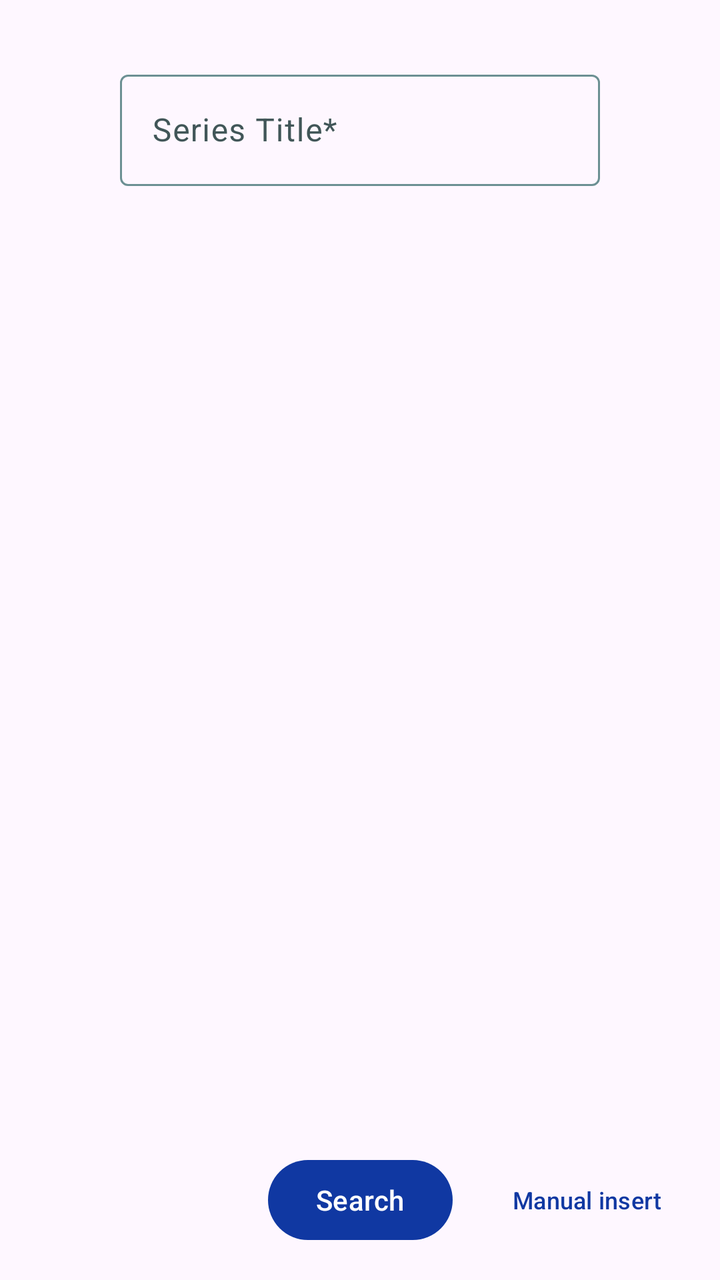
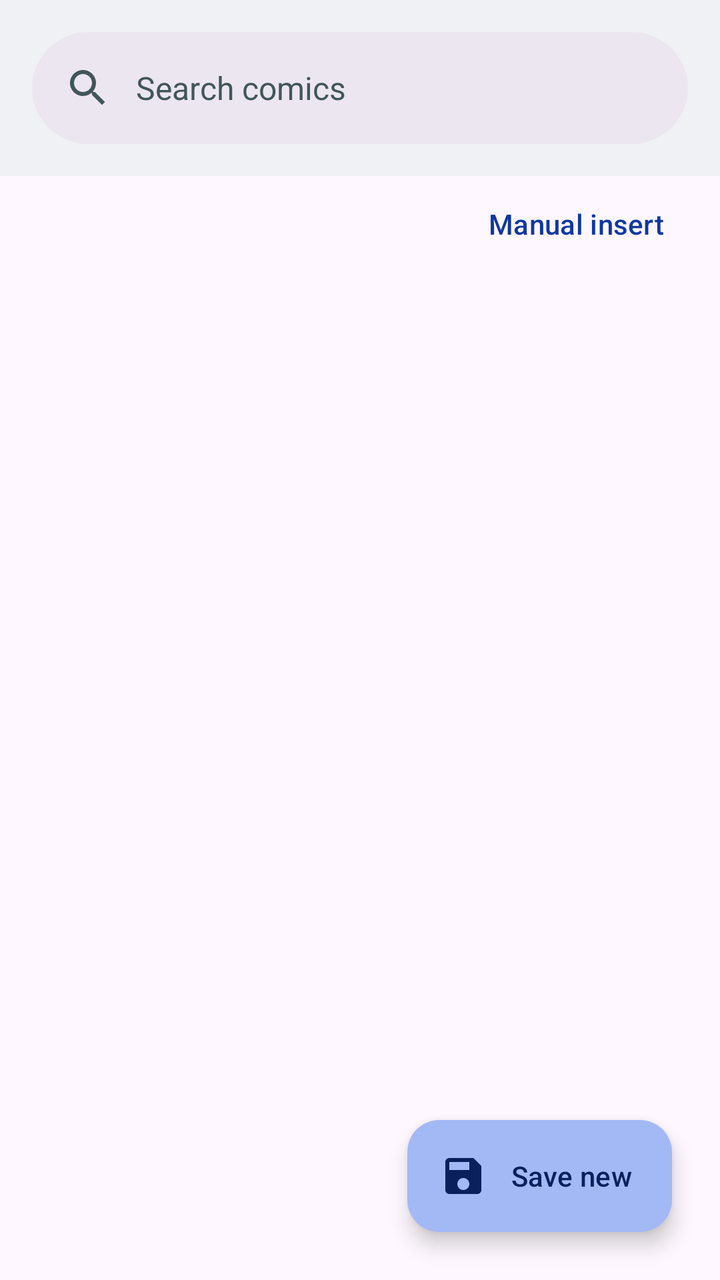

An Android layout rendered at two revisions. The XML below is the earlier revision; the diff shows what the commit changed to produce the second picture.
<!-- AndroidManifest.xml: another module's application theme Theme.MangaCheck -->
<!-- res/layout/series_search_layout.xml -->
<?xml version="1.0" encoding="utf-8"?>
<androidx.constraintlayout.widget.ConstraintLayout xmlns:android="http://schemas.android.com/apk/res/android"
    xmlns:app="http://schemas.android.com/apk/res-auto"
    android:layout_width="match_parent"
    android:layout_height="match_parent">

    <com.google.android.material.textfield.TextInputLayout
        android:id="@+id/text_input_container"
        android:layout_width="wrap_content"
        android:layout_height="wrap_content"
        android:layout_marginTop="@dimen/U_4"
        android:hint="@string/hint_series"
        app:errorEnabled="true"
        app:layout_constraintEnd_toEndOf="parent"
        app:layout_constraintStart_toStartOf="parent"
        app:layout_constraintTop_toTopOf="parent">

        <com.google.android.material.textfield.TextInputEditText
            android:id="@+id/text_input"
            android:layout_width="@dimen/U_30"
            android:layout_height="wrap_content" />
    </com.google.android.material.textfield.TextInputLayout>

    <androidx.recyclerview.widget.RecyclerView
        android:id="@+id/search_result"
        android:layout_width="0dp"
        android:layout_height="0dp"
        android:layout_marginHorizontal="@dimen/U_6"
        android:layout_marginVertical="@dimen/U_4"
        app:layout_constraintBottom_toTopOf="@id/search_button"
        app:layout_constraintEnd_toEndOf="parent"
        app:layout_constraintStart_toStartOf="parent"
        app:layout_constraintTop_toBottomOf="@id/text_input_container" />

    <com.google.android.material.button.MaterialButton
        android:id="@+id/search_button"
        android:layout_width="wrap_content"
        android:layout_height="wrap_content"
        android:layout_marginBottom="@dimen/U_2"
        android:text="@string/button_search"
        app:layout_constraintBottom_toBottomOf="parent"
        app:layout_constraintEnd_toEndOf="parent"
        app:layout_constraintStart_toStartOf="parent" />

    <com.google.android.material.button.MaterialButton
        android:id="@+id/manual_button"
        style="@style/Widget.Material3.Button.TextButton"
        android:layout_width="wrap_content"
        android:layout_height="wrap_content"
        android:layout_marginBottom="@dimen/U_2"
        android:text="@string/manual"
        android:textSize="12sp"
        app:layout_constraintBottom_toBottomOf="parent"
        app:layout_constraintEnd_toEndOf="parent"
        app:layout_constraintStart_toEndOf="@id/search_button" />

</androidx.constraintlayout.widget.ConstraintLayout>
<!-- resources referenced by this layout -->
<resources>
  <dimen name="U_2">16dp</dimen>
  <dimen name="U_30">240dp</dimen>
  <dimen name="U_4">32dp</dimen>
  <dimen name="U_6">48dp</dimen>
  <string name="button_search">Search</string>
  <string name="hint_series">Series Title*</string>
  <string name="manual">Manual insert</string>
  <style name="Theme.MangaCheck" parent="Theme.Material3.Light.NoActionBar">
          
          <item name="colorPrimary">@color/primary_35</item>
          <item name="colorPrimaryContainer">@color/primary_80</item>
          <item name="colorOnPrimary">@color/white</item>
          <item name="colorOnPrimaryContainer">@color/primary_20</item>
  
          
          <item name="colorSecondary">@color/secondary_35</item>
          <item name="colorSecondaryContainer">@color/secondary_80</item>
          <item name="colorOnSecondary">@color/white</item>
          <item name="colorOnSecondaryContainer">@color/secondary_20</item>
  
          
          <item name="colorTertiary">@color/tertiary_35</item>
          <item name="colorTertiaryContainer">@color/tertiary_80</item>
          <item name="colorOnTertiary">@color/white</item>
          <item name="colorOnTertiaryContainer">@color/tertiary_20</item>
  
          
          <item name="colorError">@color/error_35</item>
          <item name="colorErrorContainer">@color/error_80</item>
          <item name="colorOnError">@color/white</item>
          <item name="colorOnErrorContainer">@color/error_20</item>
  
          
          <item name="backgroundColor">@color/Natural_95</item>
          <item name="colorOnBackground">@color/Natural_10</item>
  
          
          <item name="colorSurface">@color/Natural_95</item>
          <item name="colorOnSurface">@color/Natural_10</item>
          <item name="colorSurfaceInverse">@color/Natural_20</item>
  
          
          <item name="colorSurfaceVariant">@color/VNatural_90</item>
          <item name="colorOnSurfaceVariant">@color/VNatural_30</item>
  
          <item name="colorOutline">@color/VNatural_50</item>
          <item name="colorOutlineVariant">@color/VNatural_80</item>
  
          <item name="android:spinnerItemStyle">@style/mySpinnerItemSelectedStyleLight</item>
          <item name="drawerArrowStyle">@style/DrawerArrowStyleLight</item>
  
          <item name="android:navigationBarColor">@android:color/transparent</item>
          <item name="android:statusBarColor">@android:color/transparent</item>
          <item name="android:windowLightStatusBar">true</item>
          <item name="android:windowLayoutInDisplayCutoutMode">shortEdges</item>
      </style>
  <color name="primary_35">#1038A2</color>
  <color name="primary_80">#A3B9F5</color>
  <color name="white">#FFFFFFFF</color>
  <color name="primary_20">#0A205C</color>
  <color name="secondary_35">#0A9FA9</color>
  <color name="secondary_80">#9FF4F9</color>
  <color name="secondary_20">#065B60</color>
  <color name="tertiary_35">#3D4C76</color>
  <color name="tertiary_80">#BCC4DC</color>
  <color name="tertiary_20">#232B43</color>
  <color name="error_35">#B22200</color>
  <color name="error_80">#FFAC99</color>
  <color name="error_20">#661300</color>
  <color name="Natural_95">#F0F1F4</color>
  <color name="Natural_10">#16181D</color>
  <color name="Natural_20">#2B303B</color>
  <color name="VNatural_90">#E2E9E9</color>
  <color name="VNatural_30">#415658</color>
  <color name="VNatural_50">#6C9093</color>
  <color name="VNatural_80">#C4D3D4</color>
  <!-- unchanged entries left out for length: 2 -->
</resources>

<!-- the commit's change to res/layout/series_search_layout.xml (unified diff, before → after) -->
@@ -4,54 +4,151 @@
     android:layout_width="match_parent"
     android:layout_height="match_parent">
 
-    <com.google.android.material.textfield.TextInputLayout
-        android:id="@+id/text_input_container"
-        android:layout_width="wrap_content"
+    <com.google.android.material.appbar.AppBarLayout
+        android:id="@+id/appBarLayout"
+        android:layout_width="match_parent"
         android:layout_height="wrap_content"
-        android:layout_marginTop="@dimen/U_4"
-        android:hint="@string/hint_series"
-        app:errorEnabled="true"
-        app:layout_constraintEnd_toEndOf="parent"
         app:layout_constraintStart_toStartOf="parent"
         app:layout_constraintTop_toTopOf="parent">
 
-        <com.google.android.material.textfield.TextInputEditText
-            android:id="@+id/text_input"
-            android:layout_width="@dimen/U_30"
-            android:layout_height="wrap_content" />
-    </com.google.android.material.textfield.TextInputLayout>
-
-    <androidx.recyclerview.widget.RecyclerView
-        android:id="@+id/search_result"
-        android:layout_width="0dp"
-        android:layout_height="0dp"
-        android:layout_marginHorizontal="@dimen/U_6"
-        android:layout_marginVertical="@dimen/U_4"
-        app:layout_constraintBottom_toTopOf="@id/search_button"
-        app:layout_constraintEnd_toEndOf="parent"
-        app:layout_constraintStart_toStartOf="parent"
-        app:layout_constraintTop_toBottomOf="@id/text_input_container" />
-
-    <com.google.android.material.button.MaterialButton
-        android:id="@+id/search_button"
-        android:layout_width="wrap_content"
-        android:layout_height="wrap_content"
-        android:layout_marginBottom="@dimen/U_2"
-        android:text="@string/button_search"
-        app:layout_constraintBottom_toBottomOf="parent"
-        app:layout_constraintEnd_toEndOf="parent"
-        app:layout_constraintStart_toStartOf="parent" />
+        <com.google.android.material.search.SearchBar
+            android:id="@+id/search_bar"
+            android:layout_width="match_parent"
+            android:layout_height="wrap_content"
+            android:hint="Search comics"
+            app:layout_constraintStart_toStartOf="parent"
+            app:layout_constraintTop_toTopOf="parent" />
+    </com.google.android.material.appbar.AppBarLayout>
 
     <com.google.android.material.button.MaterialButton
         android:id="@+id/manual_button"
         style="@style/Widget.Material3.Button.TextButton"
         android:layout_width="wrap_content"
         android:layout_height="wrap_content"
-        android:layout_marginBottom="@dimen/U_2"
-        android:text="@string/manual"
-        android:textSize="12sp"
+        android:layout_marginEnd="@dimen/U_2"
+        android:text="Manual insert"
+        app:layout_constraintEnd_toEndOf="parent"
+        app:layout_constraintTop_toBottomOf="@+id/appBarLayout" />
+
+    <com.google.android.material.floatingactionbutton.ExtendedFloatingActionButton
+        android:id="@+id/add_button"
+        android:layout_width="wrap_content"
+        android:layout_height="wrap_content"
+        android:layout_margin="@dimen/U_3"
+        android:text="@string/add"
+        app:icon="@drawable/floppy_save"
+        app:layout_constraintBottom_toBottomOf="parent"
+        app:layout_constraintEnd_toEndOf="parent" />
+
+    <include
+        android:id="@+id/form"
+        layout="@layout/series_form_layout"
+        android:layout_width="match_parent"
+        android:layout_height="0dp"
+        android:visibility="gone"
+        app:layout_constraintBottom_toTopOf="@+id/add_button"
+        app:layout_constraintEnd_toEndOf="parent"
+        app:layout_constraintTop_toBottomOf="@+id/appBarLayout" />
+
+    <com.google.android.material.search.SearchView
+        android:id="@+id/search_view"
+        android:layout_width="match_parent"
+        android:layout_height="match_parent"
+        android:layout_marginTop="0dp"
+        android:hint="What is the name of the series?">
+
+        <androidx.recyclerview.widget.RecyclerView
+            android:id="@+id/result"
+            android:layout_width="match_parent"
+            android:layout_height="match_parent" />
+    </com.google.android.material.search.SearchView>
+
+</androidx.constraintlayout.widget.ConstraintLayout>
+<!-- res/layout/series_form_layout.xml (included above) -->
+<?xml version="1.0" encoding="utf-8"?>
+<androidx.constraintlayout.widget.ConstraintLayout xmlns:android="http://schemas.android.com/apk/res/android"
+    xmlns:app="http://schemas.android.com/apk/res-auto"
+    android:layout_width="wrap_content"
+    android:layout_height="wrap_content">
+
+    <LinearLayout
+        android:layout_width="wrap_content"
+        android:layout_height="wrap_content"
+        android:gravity="center"
+        android:orientation="vertical"
         app:layout_constraintBottom_toBottomOf="parent"
         app:layout_constraintEnd_toEndOf="parent"
-        app:layout_constraintStart_toEndOf="@id/search_button" />
+        app:layout_constraintStart_toStartOf="parent"
+        app:layout_constraintTop_toTopOf="parent">
+
+        <com.google.android.material.textfield.TextInputLayout
+            android:id="@+id/textInputLayout1"
+            android:layout_width="wrap_content"
+            android:layout_height="wrap_content"
+            android:layout_marginBottom="@dimen/U_2">
+
+            <com.google.android.material.textfield.TextInputEditText
+                android:id="@+id/title"
+                android:layout_width="@dimen/U_35"
+                android:layout_height="wrap_content"
+                android:hint="@string/hint_title"
+                android:inputType="text" />
+        </com.google.android.material.textfield.TextInputLayout>
+
+        <com.google.android.material.textfield.TextInputLayout
+            android:id="@+id/textInputLayout2"
+            android:layout_width="wrap_content"
+            android:layout_height="wrap_content"
+            android:layout_marginBottom="@dimen/U_2">
+
+            <com.google.android.material.textfield.TextInputEditText
+                android:id="@+id/description"
+                android:layout_width="@dimen/U_35"
+                android:layout_height="@dimen/U_25"
+                android:layout_weight="1"
+                android:gravity="start"
+                android:hint="@string/hint_description"
+                android:inputType="textCapSentences|textMultiLine"
+                android:maxLines="1000"
+                android:scrollHorizontally="false" />
+        </com.google.android.material.textfield.TextInputLayout>
+
+        <com.google.android.material.textfield.TextInputLayout
+            android:id="@+id/textInputLayout3"
+            android:layout_width="wrap_content"
+            android:layout_height="wrap_content"
+            android:layout_marginBottom="@dimen/U_2">
+
+            <com.google.android.material.textfield.TextInputEditText
+                android:id="@+id/number_of_chapter"
+                android:layout_width="@dimen/U_35"
+                android:layout_height="wrap_content"
+                android:gravity="start"
+                android:hint="@string/hint_number_of_chapter"
+                android:inputType="number" />
+        </com.google.android.material.textfield.TextInputLayout>
+
+        <LinearLayout
+            android:layout_width="match_parent"
+            android:layout_height="@dimen/U_10">
+
+            <ImageView
+                android:id="@+id/imageView"
+                android:layout_width="0dp"
+                android:layout_height="match_parent"
+                android:layout_weight="1"
+                android:src="@drawable/floppy_save" />
+
+            <com.google.android.material.button.MaterialButton
+                android:id="@+id/add_image_button"
+                android:layout_width="wrap_content"
+                android:layout_height="wrap_content"
+                android:layout_gravity="center_vertical"
+                android:text="Pick cover image"
+                android:textSize="12sp"
+                android:visibility="invisible" />
+        </LinearLayout>
+
+    </LinearLayout>
 
 </androidx.constraintlayout.widget.ConstraintLayout>
<!-- resource entries referenced after the edit -->
@@ -1,12 +1,20 @@
 <!-- resources referenced by this layout -->
 <resources>
+  <dimen name="U_10">80dp</dimen>
   <dimen name="U_2">16dp</dimen>
-  <dimen name="U_30">240dp</dimen>
-  <dimen name="U_4">32dp</dimen>
-  <dimen name="U_6">48dp</dimen>
-  <string name="button_search">Search</string>
-  <string name="hint_series">Series Title*</string>
-  <string name="manual">Manual insert</string>
+  <dimen name="U_25">200dp</dimen>
+  <dimen name="U_3">24dp</dimen>
+  <dimen name="U_35">280dp</dimen>
+  <!-- drawable floppy_save (drawable) -->
+  <vector android:height="24dp" android:tint="#000000"
+      android:viewportHeight="24" android:viewportWidth="24"
+      android:width="24dp" xmlns:android="http://schemas.android.com/apk/res/android">
+      <path android:fillColor="@android:color/white" android:pathData="M17,3L5,3c-1.11,0 -2,0.9 -2,2v14c0,1.1 0.89,2 2,2h14c1.1,0 2,-0.9 2,-2L21,7l-4,-4zM12,19c-1.66,0 -3,-1.34 -3,-3s1.34,-3 3,-3 3,1.34 3,3 -1.34,3 -3,3zM15,9L5,9L5,5h10v4z"/>
+  </vector>
+  <string name="add">Save new</string>
+  <string name="hint_description">Description</string>
+  <string name="hint_number_of_chapter">Number of chapter</string>
+  <string name="hint_title">Title*</string>
   <style name="Theme.MangaCheck" parent="Theme.Material3.Light.NoActionBar">
           
           <item name="colorPrimary">@color/primary_35</item>
@@ -51,8 +59,8 @@
           <item name="android:spinnerItemStyle">@style/mySpinnerItemSelectedStyleLight</item>
           <item name="drawerArrowStyle">@style/DrawerArrowStyleLight</item>
   
-          <item name="android:navigationBarColor">@android:color/transparent</item>
-          <item name="android:statusBarColor">@android:color/transparent</item>
+          <item name="android:navigationBarColor">?colorSurface</item>
+          <item name="android:statusBarColor">?colorSurface</item>
           <item name="android:windowLightStatusBar">true</item>
           <item name="android:windowLayoutInDisplayCutoutMode">shortEdges</item>
       </style>
